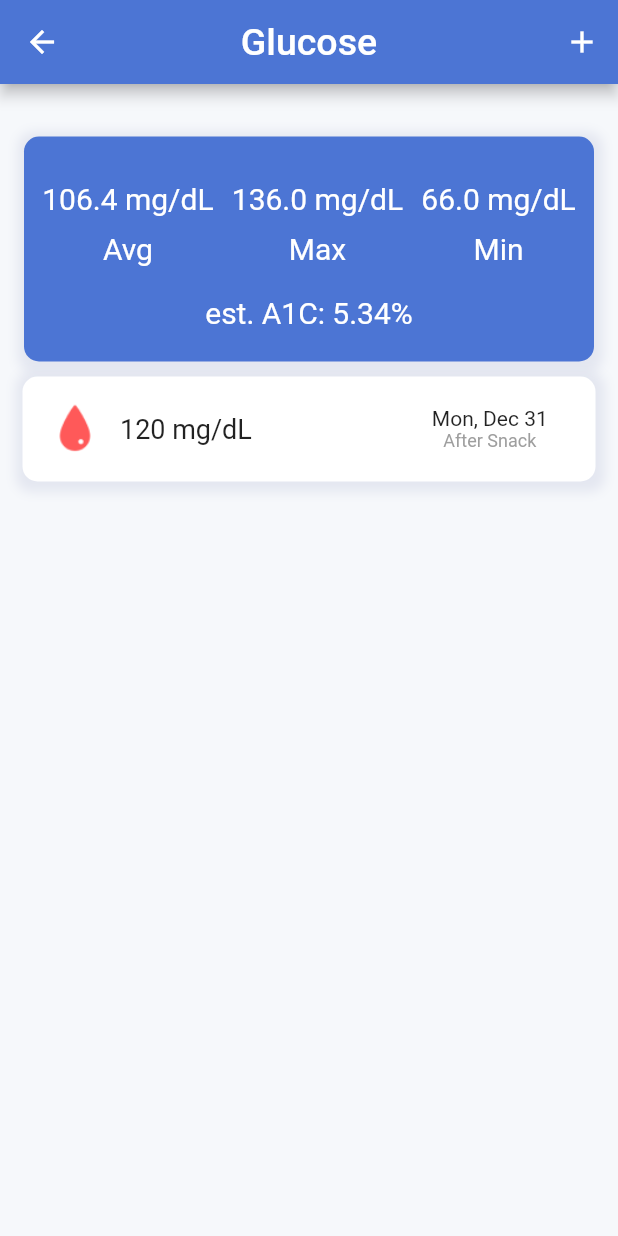
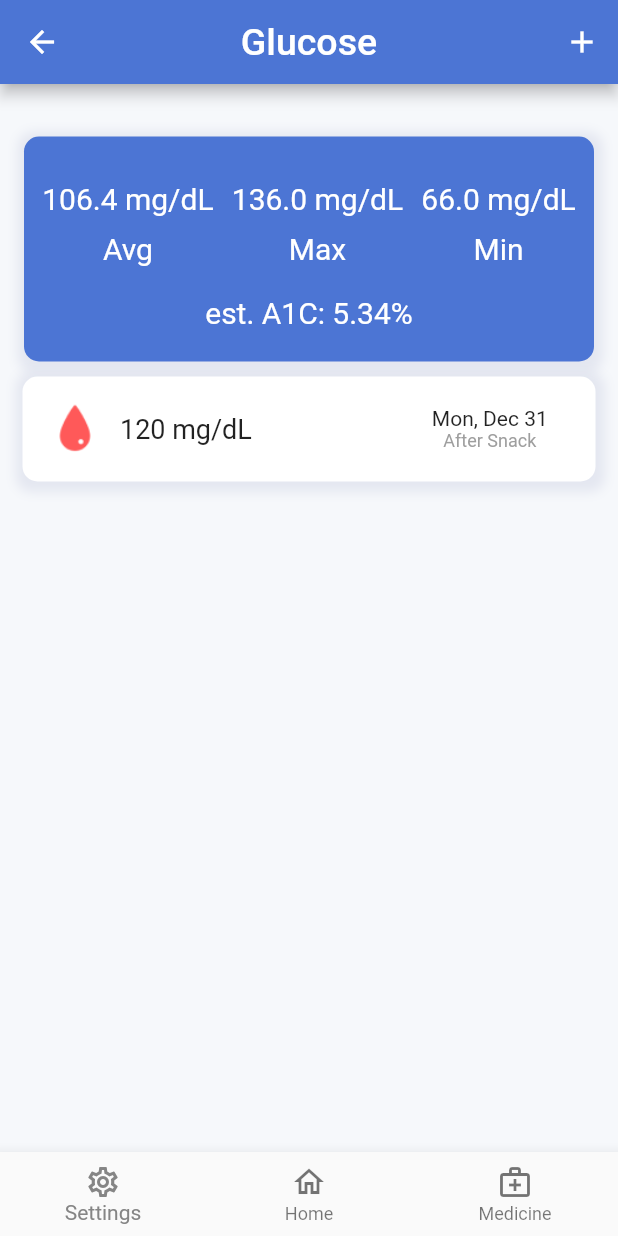
Before and after one commit to 8BallAhmed/GraduationProject, a Flutter app: the Glucose screen opened directly, on a phone screen of 412 x 824 dp. Run offline on Flutter 3.47's test engine with Material 2 defaults, Android fonts, the phone set to English and light mode, and no system bars; our stand-ins replace percent_indicator.

Commit message:
feat: add bottomNavigationBar to Glucose page

```diff
--- a/Mobile-app/lib/Glucose.dart
+++ b/Mobile-app/lib/Glucose.dart
@@ -186,6 +186,34 @@ class _GlucoseState extends State<Glucose> {
               )),
         ),
       ),
+      bottomNavigationBar: BottomNavigationBar(
+        currentIndex: 0,
+        onTap: (value) {
+          if (value == 1) {
+            Navigator.of(context).pushReplacementNamed("Home");
+          }
+        },
+        selectedItemColor: Color(0xFF858585),
+        items: [
+          BottomNavigationBarItem(
+            icon: Icon(
+              Icons.settings_outlined,
+            ),
+            title: Text('Settings'),
+          ),
+          BottomNavigationBarItem(
+            icon: new Icon(
+              Icons.home_outlined,
+            ),
+            title: new Text(
+              'Home',
+            ),
+          ),
+          BottomNavigationBarItem(
+              icon: Icon(Icons.medical_services_outlined),
+              title: Text('Medicine'))
+        ],
+      ),
     );
   }
 }
```
